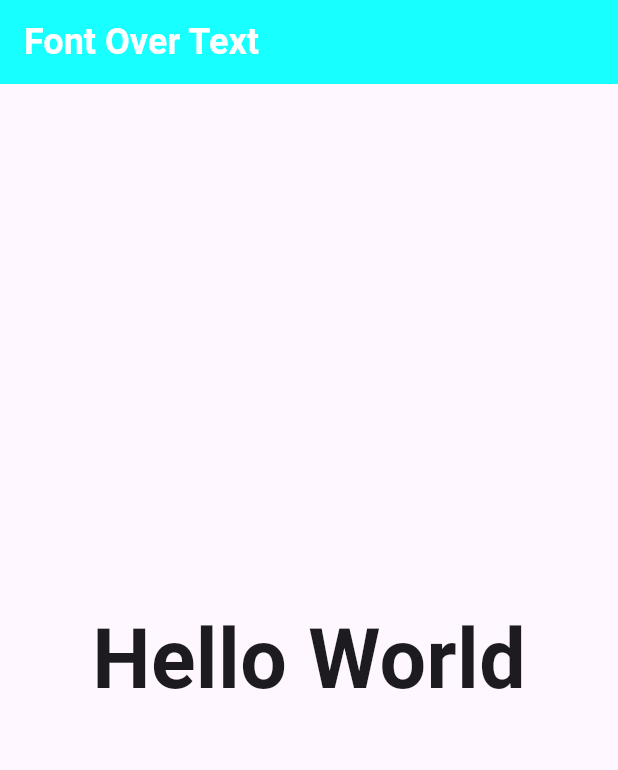
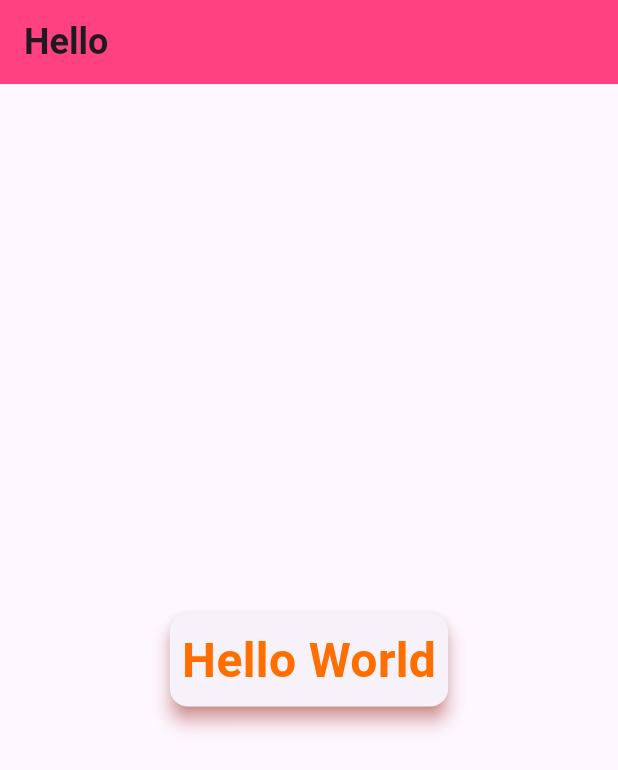
Before and after one commit to hannanmiyaji/flutter, a Flutter app: the screen it shows after launch, on a phone screen of 412 x 824 dp. Shown: the top 770 px of the screen. Run offline on Flutter 3.47's test engine with Material 3 defaults, Android fonts, the phone set to English and light mode, and no system bars; Roboto replaces fonts that are missing (FontMain).

Commit message:
Simple Card widgets

```diff
--- a/lib/main.dart
+++ b/lib/main.dart
@@ -2,7 +2,7 @@ import 'package:flutter/cupertino.dart';
 import 'package:flutter/material.dart';
 
 void main(){
-  runApp(MyApp());
+  runApp(const MyApp());
 }
 
 class MyApp extends StatelessWidget {
@@ -11,6 +11,11 @@ class MyApp extends StatelessWidget {
   @override
   Widget build(BuildContext context) {
     return MaterialApp(
+      title: 'Flutter Demo',
+      debugShowCheckedModeBanner: false,
+      theme: ThemeData(
+        primarySwatch: Colors.cyan,
+      ),
       home: HomePage(),
     );
   }
@@ -23,20 +28,29 @@ class HomePage extends StatelessWidget {
   Widget build(BuildContext context) {
     return Scaffold(
       appBar: AppBar(
+        backgroundColor: Colors.pinkAccent,
         title: Text(
-          'Font Over Text',
-          style: TextStyle(
-              fontSize: 24, fontWeight: FontWeight.bold, color: Colors.white),
+          'Hello',
+          style: TextStyle(fontSize: 24, fontWeight: FontWeight.bold),
         ),
-        backgroundColor: Colors.cyanAccent,
       ),
-
       body: Center(
-          child: Text(
-        'Hello World',
-        style: TextStyle(
-            fontFamily: 'FontMain', fontWeight: FontWeight.w700, fontSize: 55),
-      )),
+        child: Card(
+          elevation: 5,
+          shadowColor: Colors.red,
+          child: Padding(
+            padding: const EdgeInsets.all(8.0),
+            child: Text(
+              'Hello World',
+              style: TextStyle(
+                fontSize: 32,
+                fontWeight: FontWeight.w700,
+                color: Color(0xFFFF6F00),
+              ),
+            ),
+          ),
+        ),
+      ),
     );
   }
 }
```
